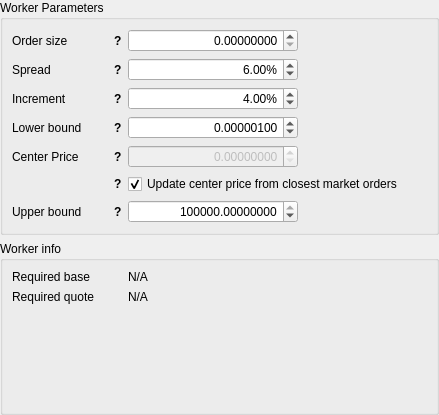
The window that dexbot/views/ui/forms/staggered_orders_widget.ui (xeroc/stakemachine) describes before a commit, drawn with Qt 5.
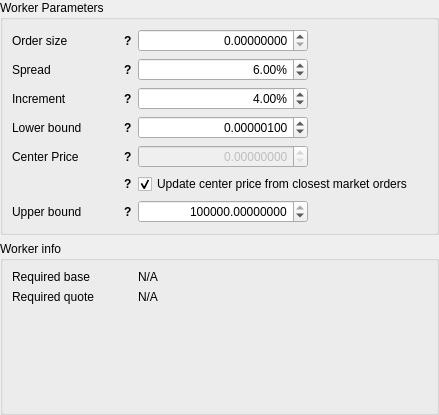
The same window after the commit.

Commit message: Change private key input to optional value in the GUI

```diff
--- a/dexbot/views/ui/forms/staggered_orders_widget.ui
+++ b/dexbot/views/ui/forms/staggered_orders_widget.ui
@@ -36,13 +36,13 @@
        <widget class="QWidget" name="amount_wrap" native="true">
         <property name="minimumSize">
          <size>
-          <width>110</width>
+          <width>120</width>
           <height>0</height>
          </size>
         </property>
         <property name="maximumSize">
          <size>
-          <width>110</width>
+          <width>120</width>
           <height>16777215</height>
          </size>
         </property>
@@ -165,13 +165,13 @@
         </property>
         <property name="minimumSize">
          <size>
-          <width>110</width>
+          <width>120</width>
           <height>0</height>
          </size>
         </property>
         <property name="maximumSize">
          <size>
-          <width>110</width>
+          <width>120</width>
           <height>16777215</height>
          </size>
         </property>
@@ -291,13 +291,13 @@
         </property>
         <property name="minimumSize">
          <size>
-          <width>110</width>
+          <width>120</width>
           <height>0</height>
          </size>
         </property>
         <property name="maximumSize">
          <size>
-          <width>110</width>
+          <width>120</width>
           <height>16777215</height>
          </size>
         </property>
@@ -417,13 +417,13 @@
         </property>
         <property name="minimumSize">
          <size>
-          <width>110</width>
+          <width>120</width>
           <height>0</height>
          </size>
         </property>
         <property name="maximumSize">
          <size>
-          <width>110</width>
+          <width>120</width>
           <height>16777215</height>
          </size>
         </property>
@@ -543,13 +543,13 @@
         </property>
         <property name="minimumSize">
          <size>
-          <width>110</width>
+          <width>120</width>
           <height>0</height>
          </size>
         </property>
         <property name="maximumSize">
          <size>
-          <width>110</width>
+          <width>120</width>
           <height>16777215</height>
          </size>
         </property>
@@ -651,13 +651,13 @@
         </property>
         <property name="minimumSize">
          <size>
-          <width>110</width>
+          <width>120</width>
           <height>0</height>
          </size>
         </property>
         <property name="maximumSize">
          <size>
-          <width>110</width>
+          <width>120</width>
           <height>16777215</height>
          </size>
         </property>
@@ -743,13 +743,13 @@
         </property>
         <property name="minimumSize">
          <size>
-          <width>110</width>
+          <width>120</width>
           <height>0</height>
          </size>
         </property>
         <property name="maximumSize">
          <size>
-          <width>110</width>
+          <width>120</width>
           <height>16777215</height>
          </size>
         </property>
@@ -901,6 +901,18 @@
       </property>
       <item row="0" column="0">
        <widget class="QLabel" name="required_base_label">
+        <property name="minimumSize">
+         <size>
+          <width>120</width>
+          <height>0</height>
+         </size>
+        </property>
+        <property name="maximumSize">
+         <size>
+          <width>120</width>
+          <height>16777215</height>
+         </size>
+        </property>
         <property name="text">
          <string>Required base</string>
         </property>
@@ -917,13 +929,13 @@
        <widget class="QLabel" name="required_quote_label">
         <property name="minimumSize">
          <size>
-          <width>110</width>
+          <width>120</width>
           <height>0</height>
          </size>
         </property>
         <property name="maximumSize">
          <size>
-          <width>110</width>
+          <width>120</width>
           <height>16777215</height>
          </size>
         </property>
```
The commit also changes 5 other files.
